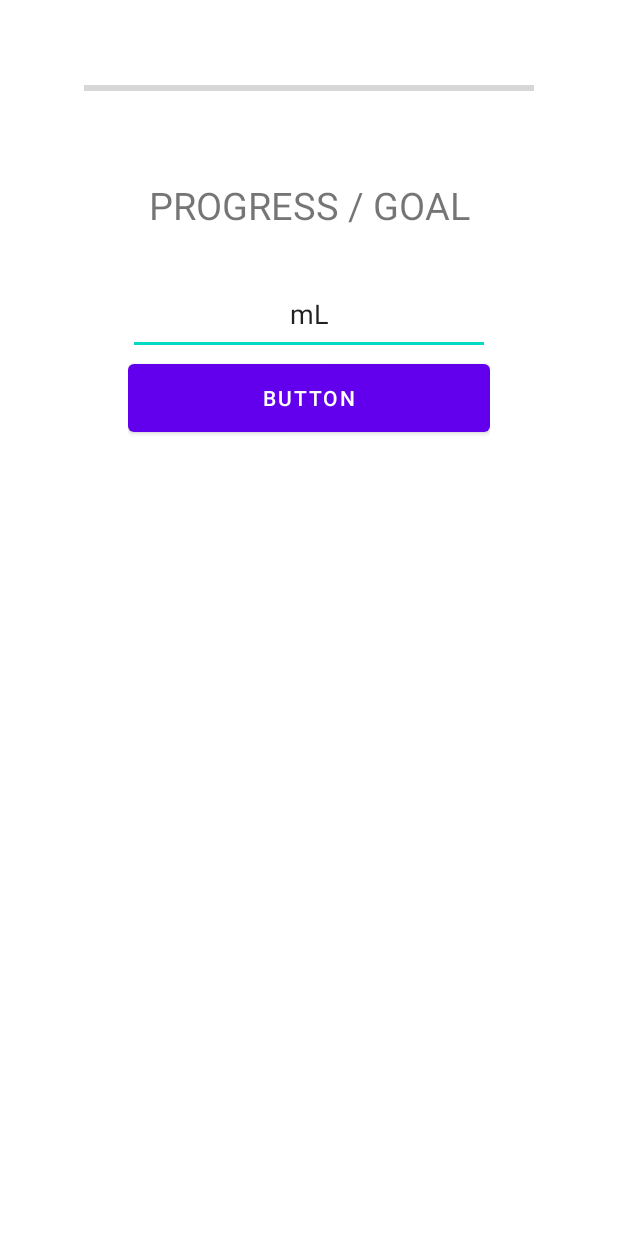
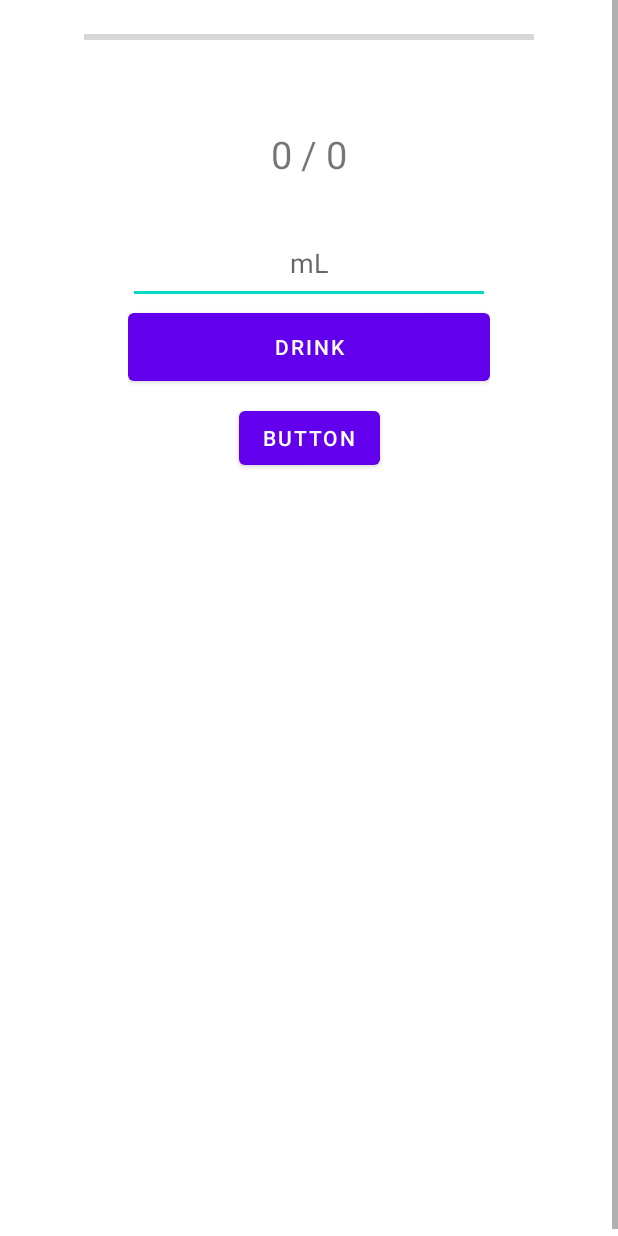
Before and after one commit to SaggyMassiveFuckingSackOfCode/AquaTake, an Android app: the Home screen opened directly, with no data from a screen before it, on a phone screen of 412 x 824 dp. Run offline under Robolectric (Android 15) with nearby library versions, the light colour scheme and no system bars.

Commit message:
BOOM TARAT TARAT

```diff
--- a/app/src/main/java/com/example/aquatake/DatabaseManager.java
+++ b/app/src/main/java/com/example/aquatake/DatabaseManager.java
@@ -8,7 +8,10 @@ import android.database.sqlite.SQLiteDatabase;
 import android.database.sqlite.SQLiteOpenHelper;
 import android.widget.Toast;
 
+import java.text.SimpleDateFormat;
 import java.util.ArrayList;
+import java.util.Calendar;
+import java.util.Locale;
 
 public class DatabaseManager extends SQLiteOpenHelper {
 
@@ -73,28 +76,6 @@ public class DatabaseManager extends SQLiteOpenHelper {
         cursor.close();
         return count > 0;
     }
-
-    public String[] getProfileData() {
-        SQLiteDatabase db = this.getReadableDatabase();
-        String[] profileData = new String[7];
-
-        Cursor cursor       = db.rawQuery("SELECT * FROM " + TABLE_USERPROFILE, null);
-        if (cursor.moveToFirst()) {
-            profileData[0] = cursor.getString(cursor.getColumnIndexOrThrow(COLUMN_NAME));
-            profileData[1] = cursor.getString(cursor.getColumnIndexOrThrow(COLUMN_GENDER));
-            profileData[2] = String.valueOf(cursor.getInt(cursor.getColumnIndexOrThrow(COLUMN_AGE)));
-            profileData[3] = String.valueOf(cursor.getInt(cursor.getColumnIndexOrThrow(COLUMN_HEIGHT)));
-            profileData[4] = String.valueOf(cursor.getInt(cursor.getColumnIndexOrThrow(COLUMN_WEIGHT)));
-            profileData[5] = cursor.getString(cursor.getColumnIndexOrThrow(COLUMN_WAKEUP_TIME));
-            profileData[6] = cursor.getString(cursor.getColumnIndexOrThrow(COLUMN_BEDTIME));
-        }
-
-        cursor.close();
-        db.close();
-
-        return profileData;
-    }
-
     public void insertSingleUserProfile(String name, String gender, int age, int height, int weight, String wakeupTime, String bedtime) {
         SQLiteDatabase db = this.getWritableDatabase();
 
@@ -113,4 +94,91 @@ public class DatabaseManager extends SQLiteOpenHelper {
 
         db.close();
     }
+
+    public void insertIntakeRecord(String date, String time, int amount) {
+        SQLiteDatabase db = this.getWritableDatabase();
+
+        ContentValues contentValues = new ContentValues();
+        contentValues.put(COLUMN_DATE, date);
+        contentValues.put(COLUMN_TIME, time);
+        contentValues.put(COLUMN_AMOUNT, amount);
+
+        db.insert(TABLE_INTAKE_RECORD, null, contentValues);
+
+        db.close();
+    }
+
+    public String[] getProfileData() {
+        SQLiteDatabase db  = this.getReadableDatabase();
+        String[] profileData = new String[7];
+
+        Cursor cursor      = db.rawQuery("SELECT * FROM " + TABLE_USERPROFILE, null);
+        if (cursor.moveToFirst()) {
+            profileData[0] = cursor.getString(cursor.getColumnIndexOrThrow(COLUMN_NAME));
+            profileData[1] = cursor.getString(cursor.getColumnIndexOrThrow(COLUMN_GENDER));
+            profileData[2] = String.valueOf(cursor.getInt(cursor.getColumnIndexOrThrow(COLUMN_AGE)));
+            profileData[3] = String.valueOf(cursor.getInt(cursor.getColumnIndexOrThrow(COLUMN_HEIGHT)));
+            profileData[4] = String.valueOf(cursor.getInt(cursor.getColumnIndexOrThrow(COLUMN_WEIGHT)));
+            profileData[5] = cursor.getString(cursor.getColumnIndexOrThrow(COLUMN_WAKEUP_TIME));
+            profileData[6] = cursor.getString(cursor.getColumnIndexOrThrow(COLUMN_BEDTIME));
+        }
+
+        cursor.close();
+        db.close();
+
+        return profileData;
+    }
+
+    public String[][] getIntakeRecord() {
+        SQLiteDatabase db = this.getReadableDatabase();
+        ArrayList<String[]> list = new ArrayList<>();
+
+        Cursor cursor = db.rawQuery("SELECT * FROM " + TABLE_INTAKE_RECORD, null);
+        if(cursor.moveToFirst()){
+            do{
+                list.add(new String[]{
+                        cursor.getString(cursor.getColumnIndexOrThrow(COLUMN_DATE)),
+                        cursor.getString(cursor.getColumnIndexOrThrow(COLUMN_TIME)),
+                        cursor.getString(cursor.getColumnIndexOrThrow(COLUMN_AMOUNT))
+                });
+            }while(cursor.moveToNext());
+        }
+        db.close();
+        cursor.close();
+        return list.toArray(new String[0][0]);
+    }
+
+    public String[][] getIntakeRecordForToday() {
+        SQLiteDatabase db = this.getReadableDatabase();
+        ArrayList<String[]> list = new ArrayList<>();
+
+        // Get the current date in the format "MM-dd-yyyy"
+
+        SimpleDateFormat dateFormat = new SimpleDateFormat("MM-dd-yyyy", Locale.getDefault());
+        String todayDate = dateFormat.format(Calendar.getInstance().getTime());
+
+        Cursor cursor = db.rawQuery(
+                "SELECT * FROM " + TABLE_INTAKE_RECORD +
+                        " WHERE DATE(" + COLUMN_DATE + ") = DATE(?)",
+                new String[]{todayDate});
+
+        if(cursor.moveToFirst()) {
+            do {
+                list.add(new String[]{
+                        cursor.getString(cursor.getColumnIndexOrThrow(COLUMN_DATE)),
+                        cursor.getString(cursor.getColumnIndexOrThrow(COLUMN_TIME)),
+                        cursor.getString(cursor.getColumnIndexOrThrow(COLUMN_AMOUNT))
+                });
+            } while(cursor.moveToNext());
+        }
+
+        db.close();
+        cursor.close();
+        return list.toArray(new String[0][0]);
+    }
+    public void clearRecords(){
+        SQLiteDatabase db = this.getWritableDatabase();
+        db.delete(TABLE_INTAKE_RECORD, null, null);
+        db.close();
+    }
 }
--- a/app/src/main/java/com/example/aquatake/Home.java
+++ b/app/src/main/java/com/example/aquatake/Home.java
@@ -3,17 +3,114 @@ package com.example.aquatake;
 import androidx.appcompat.app.AppCompatActivity;
 
 import android.content.Intent;
+import android.graphics.Color;
 import android.os.Bundle;
+import android.text.TextUtils;
+import android.transition.Fade;
+import android.transition.Transition;
+import android.transition.TransitionManager;
 import android.view.View;
+import android.view.ViewGroup;
+import android.widget.Button;
+import android.widget.EditText;
+import android.widget.LinearLayout;
+import android.widget.TextView;
 import android.widget.Toast;
+
+import org.w3c.dom.Text;
+
+import java.text.SimpleDateFormat;
+import java.util.Calendar;
+import java.util.Date;
 
 public class Home extends AppCompatActivity {
 
-    DatabaseManager db;
+    private TextView tvProgress;
+    private Button btnDrink;
+    private EditText etAmount;
+    private DatabaseManager db;
+
+    private LinearLayout viewLayout;
+
+    private Fade fade;
+    private static int progress, goal;
+
     @Override
     protected void onCreate(Bundle savedInstanceState) {
         super.onCreate(savedInstanceState);
         setContentView(R.layout.activity_home);
         db = new DatabaseManager(this);
+        progress = 0;
+        goal = 0;
+        tvProgress = findViewById(R.id.tvProgress);
+        btnDrink = findViewById(R.id.btnDrink);
+        etAmount = findViewById(R.id.etAmount);
+        tvProgress.setText( progress + " / " + goal);
+        viewLayout = findViewById(R.id.loRecords);
+        fade = new Fade();
+        fade.setDuration(300);
+
+        displayRecords();
+    }
+
+    public void onClickDrink(View view) {
+        try{
+            if(TextUtils.isEmpty(etAmount.getText().toString())){
+                Toast.makeText(this, "Please enter empty field(s)", Toast.LENGTH_SHORT).show();
+                return;
+            }
+            Calendar calendar = Calendar.getInstance();
+            Date currentDate = calendar.getTime();
+            SimpleDateFormat dateFormat = new SimpleDateFormat("MM-dd-yyyy");
+            String date = dateFormat.format(currentDate);
+            SimpleDateFormat timeFormat = new SimpleDateFormat("HH:mm:ss");
+            String time = timeFormat.format(currentDate);
+            db.insertIntakeRecord(date, time, Integer.parseInt(etAmount.getText().toString()));
+        } catch (NumberFormatException e) {
+            Toast.makeText(this, "Invalid number format for age, height, or weight", Toast.LENGTH_SHORT).show();
+        } catch (Exception e) {
+            Toast.makeText(this, "An error occurred. Please try again.", Toast.LENGTH_SHORT).show();
+            e.printStackTrace();
+        }
+        displayRecords();
+    }
+
+    public void displayRecords() {
+        viewLayout.removeAllViews();
+        String[][] intakeRecords = db.getIntakeRecordForToday();
+
+        for (String[] record : intakeRecords) {
+            LinearLayout recordLayout = new LinearLayout(this);
+            recordLayout.setBackgroundColor(Color.parseColor("#808080"));
+            LinearLayout.LayoutParams layoutParams = new LinearLayout.LayoutParams(
+                    LinearLayout.LayoutParams.MATCH_PARENT, LinearLayout.LayoutParams.WRAP_CONTENT
+            );
+            layoutParams.setMargins(0, 0, 0, 20);
+            recordLayout.setOrientation(LinearLayout.VERTICAL);
+            recordLayout.setPadding(20, 20, 20, 20);
+            recordLayout.setLayoutParams(layoutParams);
+            TransitionManager.beginDelayedTransition(viewLayout, fade);
+
+            TextView dateTextView = new TextView(this);
+            dateTextView.setText("Date: " + record[0]);
+            dateTextView.setTextColor(Color.parseColor("#000000"));
+            recordLayout.addView(dateTextView);
+
+            TextView timeTextView = new TextView(this);
+            timeTextView.setText("Time: " + record[1]);
+            timeTextView.setTextColor(Color.parseColor("#000000"));
+            recordLayout.addView(timeTextView);
+
+            TextView amountTextView = new TextView(this);
+            amountTextView.setText("Amount: " + record[2]);
+            amountTextView.setTextColor(Color.parseColor("#000000"));
+            recordLayout.addView(amountTextView);
+
+            viewLayout.addView(recordLayout);
+        }
+    }
+
+    public void onClickClear(View view) {
+        db.clearRecords();
     }
 }
--- a/app/src/main/java/com/example/aquatake/MainActivity.java
+++ b/app/src/main/java/com/example/aquatake/MainActivity.java
@@ -17,8 +17,6 @@ public class MainActivity extends AppCompatActivity {
         super.onCreate(savedInstanceState);
         setContentView(R.layout.activity_main);
         db = new DatabaseManager(this);
-
-
         final Handler handler = new Handler();
         handler.postDelayed(new Runnable() {
             public void run() {
--- a/app/src/main/res/layout/activity_home.xml
+++ b/app/src/main/res/layout/activity_home.xml
@@ -1,12 +1,10 @@
 <?xml version="1.0" encoding="utf-8"?>
-
-
 <ScrollView
     xmlns:android="http://schemas.android.com/apk/res/android"
     xmlns:app="http://schemas.android.com/apk/res-auto"
     xmlns:tools="http://schemas.android.com/tools"
     android:layout_width="match_parent"
-    android:layout_height="1000dp"
+    android:layout_height="wrap_content"
     tools:layout_editor_absoluteX="1dp"
     tools:layout_editor_absoluteY="1dp"
     android:fillViewport="true">
@@ -29,26 +27,27 @@
             app:layout_constraintVertical_bias="0.198">
 
             <EditText
-                android:id="@+id/editTextText"
+                android:id="@+id/etAmount"
                 android:layout_width="match_parent"
                 android:layout_height="wrap_content"
                 android:layout_weight="1"
                 android:ems="10"
                 android:gravity="center"
-                android:inputType="text"
+                android:inputType="number"
                 android:singleLine="true"
-                android:text="mL" />
+                android:hint="mL" />
 
             <Button
-                android:id="@+id/button"
+                android:id="@+id/btnDrink"
                 android:layout_width="match_parent"
                 android:layout_height="wrap_content"
                 android:layout_weight="1"
-                android:text="Button" />
+                android:text="Drink"
+                android:onClick="onClickDrink"/>
         </LinearLayout>
 
         <TextView
-            android:id="@+id/textView3"
+            android:id="@+id/tvProgress"
             android:layout_width="300dp"
             android:layout_height="50dp"
             android:layout_marginBottom="20dp"
@@ -66,20 +65,33 @@
             android:layout_width="300dp"
             android:layout_height="50dp"
             android:layout_marginBottom="28dp"
-            app:layout_constraintBottom_toTopOf="@+id/textView3"
-            app:layout_constraintEnd_toEndOf="@+id/textView3"
+            app:layout_constraintBottom_toTopOf="@+id/tvProgress"
+            app:layout_constraintEnd_toEndOf="@+id/tvProgress"
             app:layout_constraintHorizontal_bias="0.0"
-            app:layout_constraintStart_toStartOf="@+id/textView3" />
+            app:layout_constraintStart_toStartOf="@+id/tvProgress" />
+
+        <Button
+            android:id="@+id/button"
+            android:layout_width="wrap_content"
+            android:layout_height="wrap_content"
+            android:onClick="onClickClear"
+            android:text="Button"
+            app:layout_constraintBottom_toBottomOf="@+id/loRecords"
+            app:layout_constraintEnd_toEndOf="@+id/linearLayout"
+            app:layout_constraintStart_toStartOf="@+id/linearLayout"
+            app:layout_constraintTop_toBottomOf="@+id/linearLayout"
+            app:layout_constraintVertical_bias="0.245" />
 
         <LinearLayout
             android:id="@+id/loRecords"
             android:layout_width="match_parent"
             android:layout_height="wrap_content"
-            android:layout_marginBottom="192dp"
             android:orientation="vertical"
             app:layout_constraintBottom_toBottomOf="parent"
             app:layout_constraintEnd_toEndOf="@+id/linearLayout"
-            app:layout_constraintStart_toStartOf="@+id/linearLayout"></LinearLayout>
-
+            app:layout_constraintStart_toStartOf="@+id/linearLayout"
+            app:layout_constraintTop_toBottomOf="@+id/linearLayout"
+            app:layout_constraintVertical_bias="0.143">
+        </LinearLayout>
     </androidx.constraintlayout.widget.ConstraintLayout>
 </ScrollView>
```
Also changed, not shown: app/src/main/java/com/example/aquatake/SetupProfile.java (+4 -21 lines).
